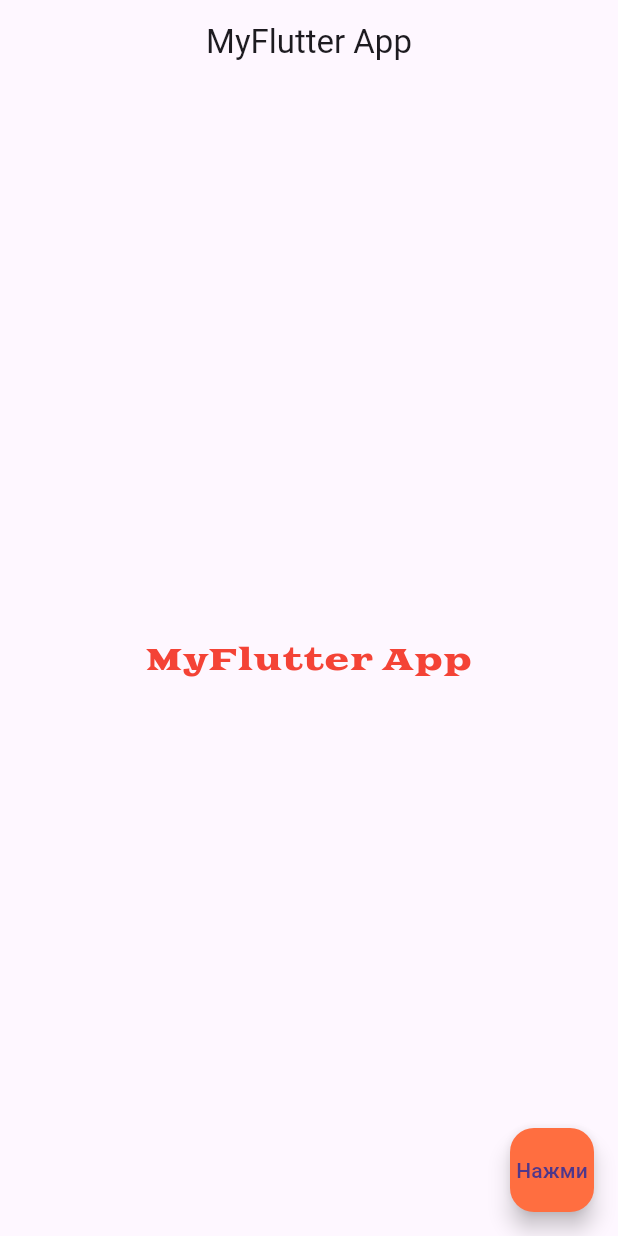
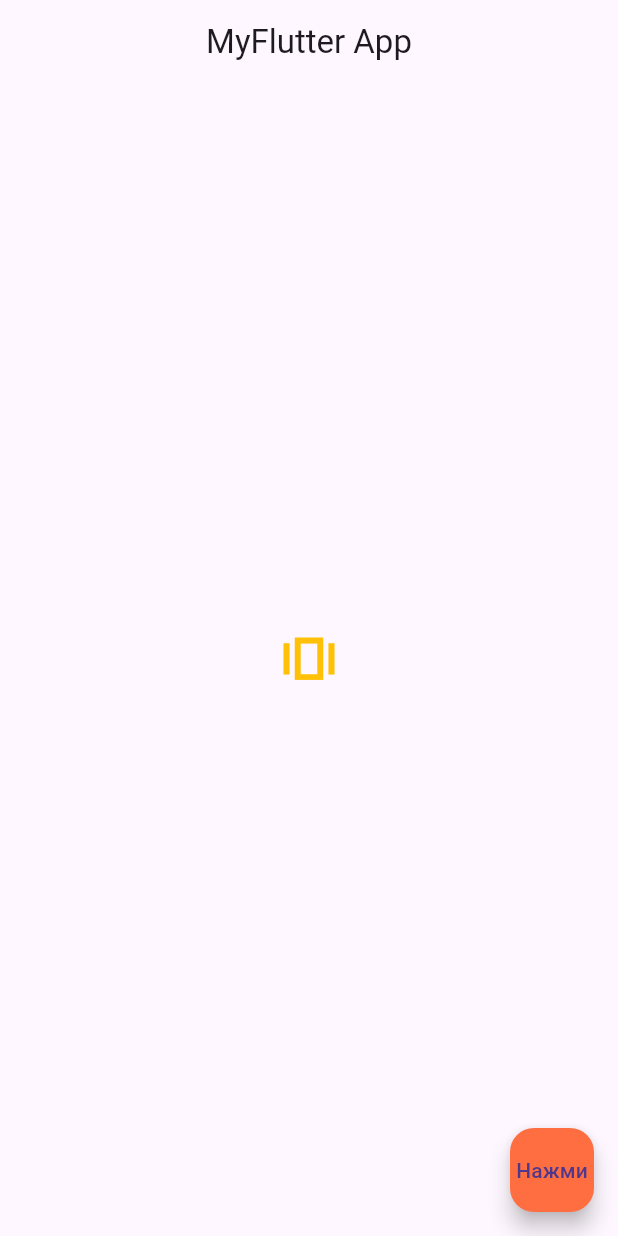
Before and after one commit to Ziyaddin01/flutter_app, a Flutter app: the screen it shows after launch, on a phone screen of 412 x 824 dp. Run offline on Flutter 3.47's test engine with Material 3 defaults, Android fonts, the phone set to English and light mode, and no system bars.

Commit message:
Added "Icons"

```diff
--- a/lib/main.dart
+++ b/lib/main.dart
@@ -12,11 +12,7 @@ class MyApp extends StatelessWidget {
         centerTitle: true,
         ),
         body: Center (
-          child: Text('MyFlutter App', style: TextStyle(
-              fontSize: 20,
-              color: Colors.red,
-              fontFamily: 'GoblinOne'
-          ),)
+          child:  Icon(Icons.amp_stories_outlined, size: 45, color: Colors.amber,),
         ),
           floatingActionButton: FloatingActionButton(
           child: Text('Нажми'),onPressed: () {
```
